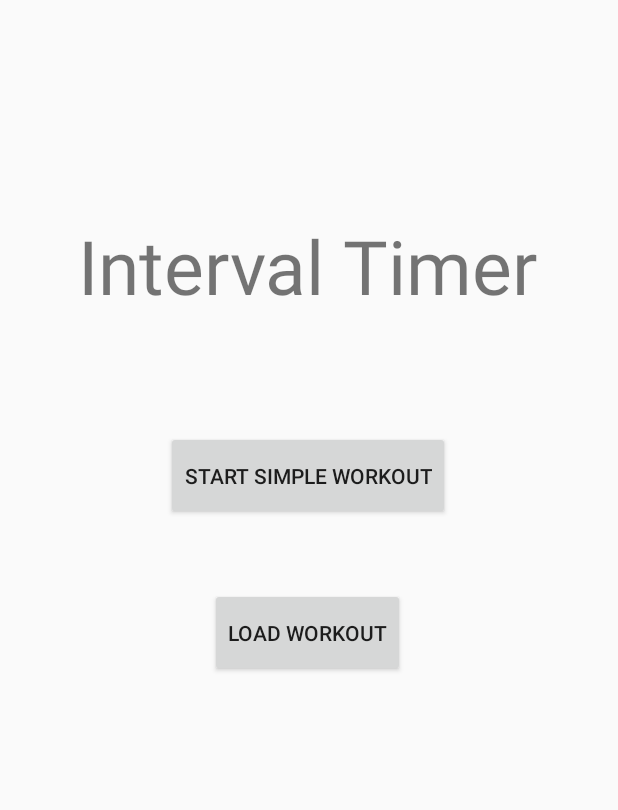
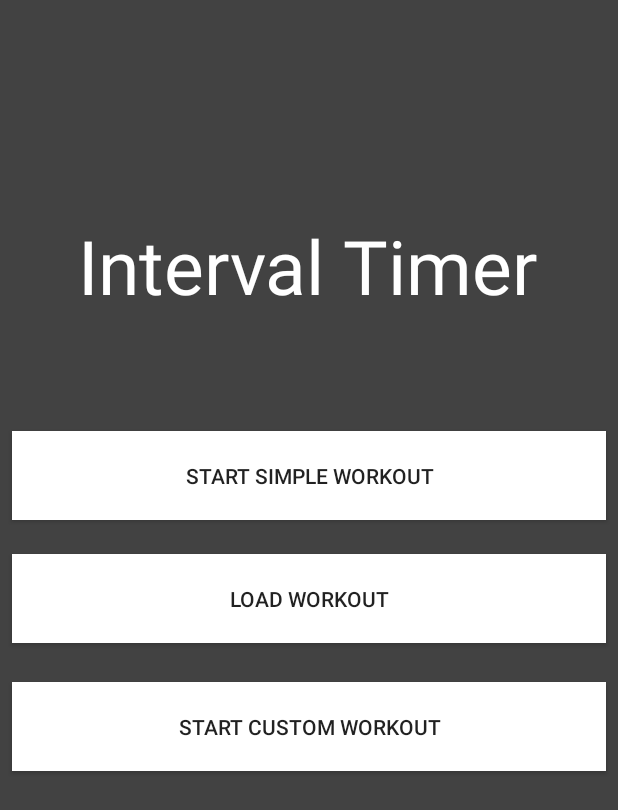
Before and after one commit to mglaser001/WorkoutIntervalTimer, an Android app: the screen it shows after launch (MainActivity), on a phone screen of 412 x 824 dp. Shown: the top 810 px of the screen. Run offline under Robolectric (Android 15) with nearby library versions, the phone set to English and light mode, and no system bars.

Commit message:
Add views for custom workout

```diff
--- a/app/src/main/AndroidManifest.xml
+++ b/app/src/main/AndroidManifest.xml
@@ -9,7 +9,8 @@
         android:roundIcon="@mipmap/ic_launcher_round"
         android:supportsRtl="true"
         android:theme="@style/AppTheme">
-        <activity android:name=".LoadTimerActivity"></activity>
+        <activity android:name=".CustomTimerMenuActivity"></activity>
+        <activity android:name=".LoadTimerActivity" />
         <activity android:name=".SimpleTimerActivity" />
         <activity android:name=".SimpleTimerMenuActivity" />
         <activity android:name=".MainActivity">
--- a/app/src/main/java/com/mg/workoutintervalapp/MainActivity.java
+++ b/app/src/main/java/com/mg/workoutintervalapp/MainActivity.java
@@ -13,8 +13,8 @@ import com.mg.database.DatabaseHelper;
 
 public class MainActivity extends AppCompatActivity {
 
-    private Intent simpleTimerIntent, loadTimerIntent;
-    private Button startButton, loadButton;
+    private Intent simpleTimerIntent, loadTimerIntent, customTimerIntent;
+    private Button startSimpleButton, loadButton, startCustomButton;
 
 
     @Override
@@ -27,13 +27,16 @@ public class MainActivity extends AppCompatActivity {
 
         setContentView(R.layout.activity_main);
 
-        startButton = findViewById(R.id.simpleWorkout_Btn);
+        startSimpleButton = findViewById(R.id.simpleWorkout_Btn);
         simpleTimerIntent = new Intent(this, SimpleTimerMenuActivity.class);
+
+        startCustomButton = findViewById(R.id.customWorkout_Btn);
+        customTimerIntent = new Intent(this, CustomTimerMenuActivity.class);
 
         loadButton = findViewById(R.id.MainLoad_Btn);
         loadTimerIntent = new Intent(this, LoadTimerActivity.class);
 
-        startButton.setOnClickListener(new View.OnClickListener() {
+        startSimpleButton.setOnClickListener(new View.OnClickListener() {
             @Override
             public void onClick(View v) {
                 startActivity(simpleTimerIntent);
@@ -45,6 +48,12 @@ public class MainActivity extends AppCompatActivity {
                 startActivity(loadTimerIntent);
             }
         });
+        startCustomButton.setOnClickListener(new View.OnClickListener() {
+            @Override
+            public void onClick(View v) {
+                startActivity(customTimerIntent);
+            }
+        });
     }
 
 }
--- a/app/src/main/res/layout/activity_main.xml
+++ b/app/src/main/res/layout/activity_main.xml
@@ -4,17 +4,19 @@
     xmlns:tools="http://schemas.android.com/tools"
     android:layout_width="match_parent"
     android:layout_height="match_parent"
+    android:background="@color/cardview_dark_background"
     tools:context=".MainActivity">
 
     <Button
         android:id="@+id/simpleWorkout_Btn"
-        android:layout_width="wrap_content"
+        android:layout_width="match_parent"
         android:layout_height="59dp"
         android:layout_marginStart="8dp"
         android:layout_marginTop="8dp"
         android:layout_marginEnd="8dp"
         android:layout_marginBottom="8dp"
         android:text="Start Simple Workout"
+        android:background="@android:color/background_light"
         app:layout_constraintBottom_toBottomOf="parent"
         app:layout_constraintEnd_toEndOf="parent"
         app:layout_constraintHorizontal_bias="0.497"
@@ -24,19 +26,20 @@
 
     <Button
         android:id="@+id/MainLoad_Btn"
-        android:layout_width="wrap_content"
+        android:layout_width="match_parent"
         android:layout_height="59dp"
         android:layout_marginStart="8dp"
         android:layout_marginTop="8dp"
         android:layout_marginEnd="8dp"
         android:layout_marginBottom="8dp"
         android:text="Load Workout"
+        android:background="@android:color/background_light"
         app:layout_constraintBottom_toBottomOf="parent"
         app:layout_constraintEnd_toEndOf="parent"
-        app:layout_constraintHorizontal_bias="0.497"
+        app:layout_constraintHorizontal_bias="0.0"
         app:layout_constraintStart_toStartOf="parent"
         app:layout_constraintTop_toTopOf="parent"
-        app:layout_constraintVertical_bias="0.513" />
+        app:layout_constraintVertical_bias="0.483" />
 
     <TextView
         android:id="@+id/menuTitle"
@@ -48,6 +51,7 @@
         android:layout_marginBottom="8dp"
         android:text="Interval Timer"
         android:textSize="50sp"
+        android:textColor="@android:color/background_light"
         app:layout_constraintBottom_toTopOf="@+id/simpleWorkout_Btn"
         app:layout_constraintEnd_toEndOf="parent"
         app:layout_constraintHorizontal_bias="0.494"
@@ -55,4 +59,21 @@
         app:layout_constraintTop_toTopOf="parent"
         app:layout_constraintVertical_bias="0.664" />
 
+    <Button
+        android:id="@+id/customWorkout_Btn"
+        android:layout_width="match_parent"
+        android:layout_height="59dp"
+        android:layout_marginStart="8dp"
+        android:layout_marginTop="8dp"
+        android:layout_marginEnd="8dp"
+        android:layout_marginBottom="8dp"
+        android:text="Start Custom Workout"
+        android:background="@android:color/background_light"
+        app:layout_constraintBottom_toBottomOf="parent"
+        app:layout_constraintEnd_toEndOf="parent"
+        app:layout_constraintHorizontal_bias="0.0"
+        app:layout_constraintStart_toStartOf="parent"
+        app:layout_constraintTop_toTopOf="parent"
+        app:layout_constraintVertical_bias="0.597" />
+
 </android.support.constraint.ConstraintLayout>
```
Also changed, not shown: app/src/main/java/com/mg/workoutintervalapp/CustomTimerMenuActivity.java (added, +13 -0 lines), app/src/main/res/layout/activity_custom_timer_menu.xml (added, +38 -0 lines).
